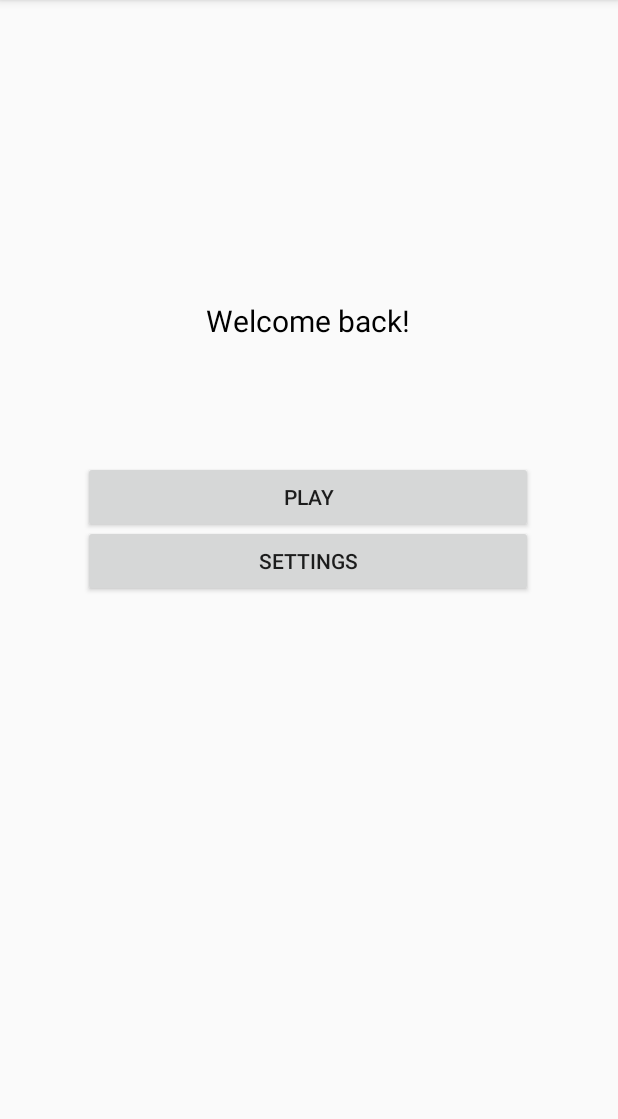
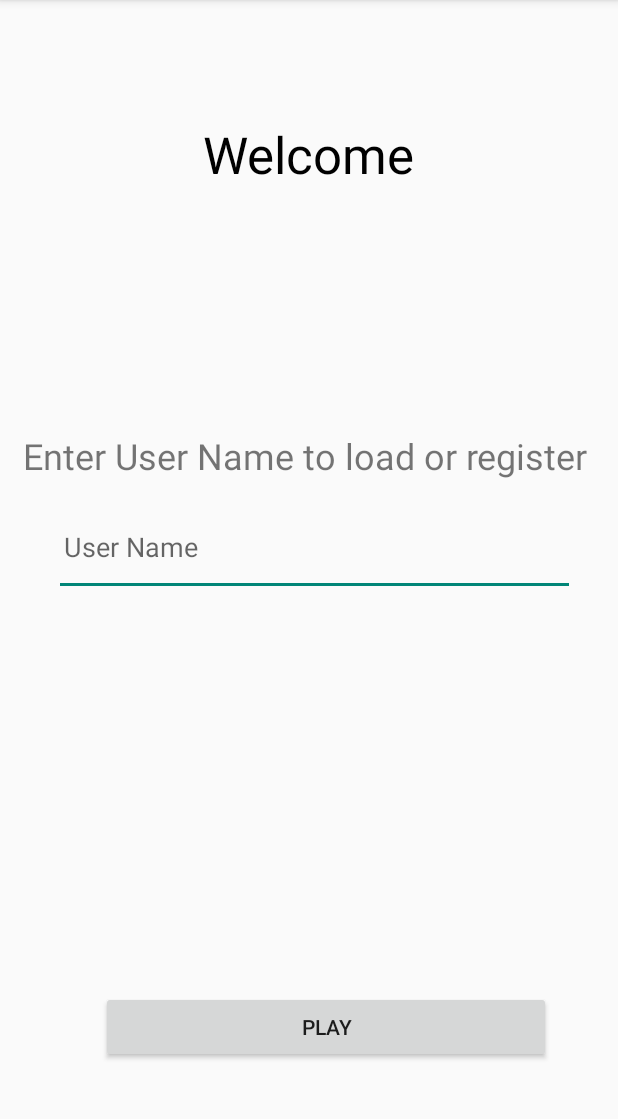
Before and after one commit to jthieme/FlashCardApp, an Android app: the screen it shows after launch (OpenPage), on a phone screen of 412 x 824 dp, the part 84-1203 px from its top. Run offline under Robolectric (Android 15) with nearby library versions, the phone set to English and light mode, and no system bars; our stand-ins replace Firebase (no records; nobody signed in at launch, a user with empty details on screens opened directly).

Commit message:
Mostly got the user stuff working

```diff
--- a/app/src/main/AndroidManifest.xml
+++ b/app/src/main/AndroidManifest.xml
@@ -20,13 +20,13 @@
             </intent-filter>
         </activity>
         <activity android:name=".OpenPage"/>
-        <activity android:name=".Number"
+        <activity android:name=".StartNewGame"
             android:parentActivityName=".OpenPage"
 
             />
 
         <activity android:name=".MainActivity"
-            android:parentActivityName=".Number"
+            android:parentActivityName=".StartNewGame"
             />
     </application>
 
--- /dev/null
+++ b/app/src/main/java/com/example/flashcardapp/DatabaseUser.kt
@@ -0,0 +1,5 @@
+package com.example.flashcardapp
+
+interface DatabaseUser {
+    fun handleResult()
+}
--- a/app/src/main/java/com/example/flashcardapp/OpenPage.kt
+++ b/app/src/main/java/com/example/flashcardapp/OpenPage.kt
@@ -1,20 +1,45 @@
 package com.example.flashcardapp
 
+import Database
 import android.content.Intent
 import android.os.Bundle
 import android.widget.Button
+import android.widget.EditText
 import androidx.appcompat.app.AppCompatActivity
 
-class OpenPage : AppCompatActivity() {
+class OpenPage : AppCompatActivity(), DatabaseUser {
+
+    private var db = Database()
+    private lateinit var userName : EditText
 
     override fun onCreate(savedInstanceState: Bundle?) {
         super.onCreate(savedInstanceState)
         setContentView(R.layout.activity_open_page)
 
+        userName = findViewById<EditText>(R.id.userName)
+
         val buttonClick = findViewById<Button>(R.id.play_button2)
+
+
         buttonClick.setOnClickListener {
-            val intent = Intent(this, Number::class.java)
-            startActivity(intent)
+            println("OPEN PAGE - USER NAME IS: ${userName.text}")
+            if (db.userExists(userName.text.toString(), this)) {
+                handleResult()
+            } else {
+                val intent = Intent(this, StartNewGame::class.java)
+                intent.putExtra("userName", userName.text.toString())
+                startActivity(intent)
+            }
+
+
+
         }
     }
+
+    override fun handleResult() {
+        val intent = Intent(this, MainActivity::class.java)
+        intent.putExtra("userName", userName.text.toString())
+        startActivity(intent)
+
+    }
 }
--- a/app/src/main/res/layout/activity_number.xml
+++ b/app/src/main/res/layout/activity_new_game.xml
@@ -4,7 +4,7 @@
     xmlns:tools="http://schemas.android.com/tools"
     android:layout_width="match_parent"
     android:layout_height="match_parent"
-    tools:context=".Number">
+    tools:context=".StartNewGame">
 
     <TextView
         android:id="@+id/textView3"
--- a/app/src/main/res/layout/activity_open_page.xml
+++ b/app/src/main/res/layout/activity_open_page.xml
@@ -10,12 +10,11 @@
         android:id="@+id/textView"
         android:layout_width="wrap_content"
         android:layout_height="wrap_content"
-        android:layout_marginTop="200dp"
+        android:layout_marginTop="80dp"
         android:text="@string/welcome"
         android:textColor="#000000"
-        android:textSize="20sp"
+        android:textSize="34sp"
         app:layout_constraintEnd_toEndOf="parent"
-        app:layout_constraintHorizontal_bias="0.498"
         app:layout_constraintStart_toStartOf="parent"
         app:layout_constraintTop_toTopOf="parent" />
 
@@ -23,21 +22,36 @@
         android:id="@+id/play_button2"
         android:layout_width="300dp"
         android:layout_height="wrap_content"
-        android:layout_marginTop="80dp"
+        android:layout_marginBottom="59dp"
         android:text="@string/play_button"
+        app:layout_constraintBottom_toBottomOf="parent"
         app:layout_constraintEnd_toEndOf="parent"
-        app:layout_constraintHorizontal_bias="0.495"
+        app:layout_constraintHorizontal_bias="0.603"
+        app:layout_constraintStart_toStartOf="parent" />
+
+    <TextView
+        android:id="@+id/textView5"
+        android:layout_width="wrap_content"
+        android:layout_height="wrap_content"
+        android:layout_marginTop="287dp"
+        android:text="@string/enter_user_name"
+        android:textSize="24sp"
+        app:layout_constraintEnd_toEndOf="parent"
+        app:layout_constraintHorizontal_bias="0.432"
         app:layout_constraintStart_toStartOf="parent"
-        app:layout_constraintTop_toBottomOf="@+id/textView" />
+        app:layout_constraintTop_toTopOf="parent" />
 
-    <Button
-        android:id="@+id/settings_button"
-        android:layout_width="300dp"
-        android:layout_height="wrap_content"
-        android:layout_marginTop="350dp"
-        android:text="@string/settings_button"
+    <EditText
+        android:id="@+id/userName"
+        android:layout_width="347dp"
+        android:layout_height="65dp"
+        android:layout_marginTop="332dp"
+        android:ems="10"
+        android:hint="User Name"
+        android:inputType="textPersonName"
+        android:paddingStart="10px"
         app:layout_constraintEnd_toEndOf="parent"
-        app:layout_constraintHorizontal_bias="0.495"
+        app:layout_constraintHorizontal_bias="0.56"
         app:layout_constraintStart_toStartOf="parent"
         app:layout_constraintTop_toTopOf="parent" />
 
--- a/app/src/main/res/values/strings.xml
+++ b/app/src/main/res/values/strings.xml
@@ -1,7 +1,8 @@
 <resources>
     <string name="app_name">FlashCardApp</string>
     <string name="title">Multiplication Flash Cards</string>
-    <string name="welcome">Welcome back!</string>
+    <string name="welcome">Welcome</string>
+    <string name="enter_user_name">Enter User Name to load or register</string>
     <string name="play_button">Play</string>
     <string name="settings_button">Settings</string>
     <string name="icon_description">app icon</string>
```
Also changed, not shown: app/src/main/java/com/example/flashcardapp/Database.kt (+69 -7 lines), app/src/main/java/com/example/flashcardapp/Game.kt (+29 -5 lines), app/src/main/java/com/example/flashcardapp/MainActivity.kt (+15 -16 lines), app/src/main/java/com/example/flashcardapp/StartNewGame.kt (renamed from app/src/main/java/com/example/flashcardapp/Number.kt, +6 -4 lines).
